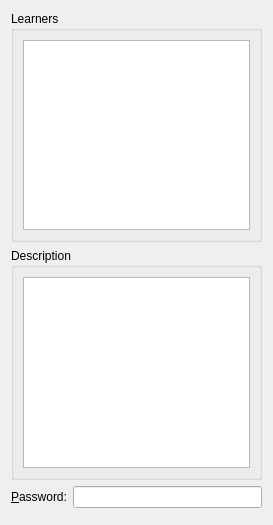
Qt form Sources/LoginDialog.ui (IvanKosik/ITS) before a commit.
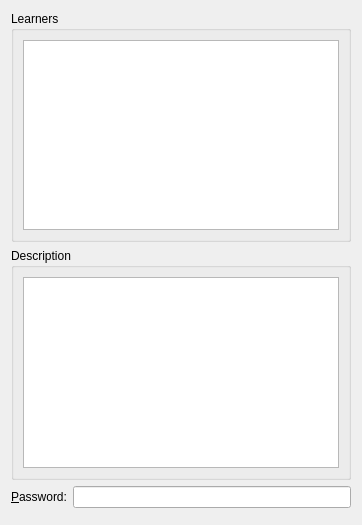
The same form after that commit.

The edit to the form file:
```diff
--- a/Sources/LoginDialog.ui
+++ b/Sources/LoginDialog.ui
@@ -6,7 +6,7 @@
    <rect>
     <x>0</x>
     <y>0</y>
-    <width>273</width>
+    <width>362</width>
     <height>525</height>
    </rect>
   </property>
```
